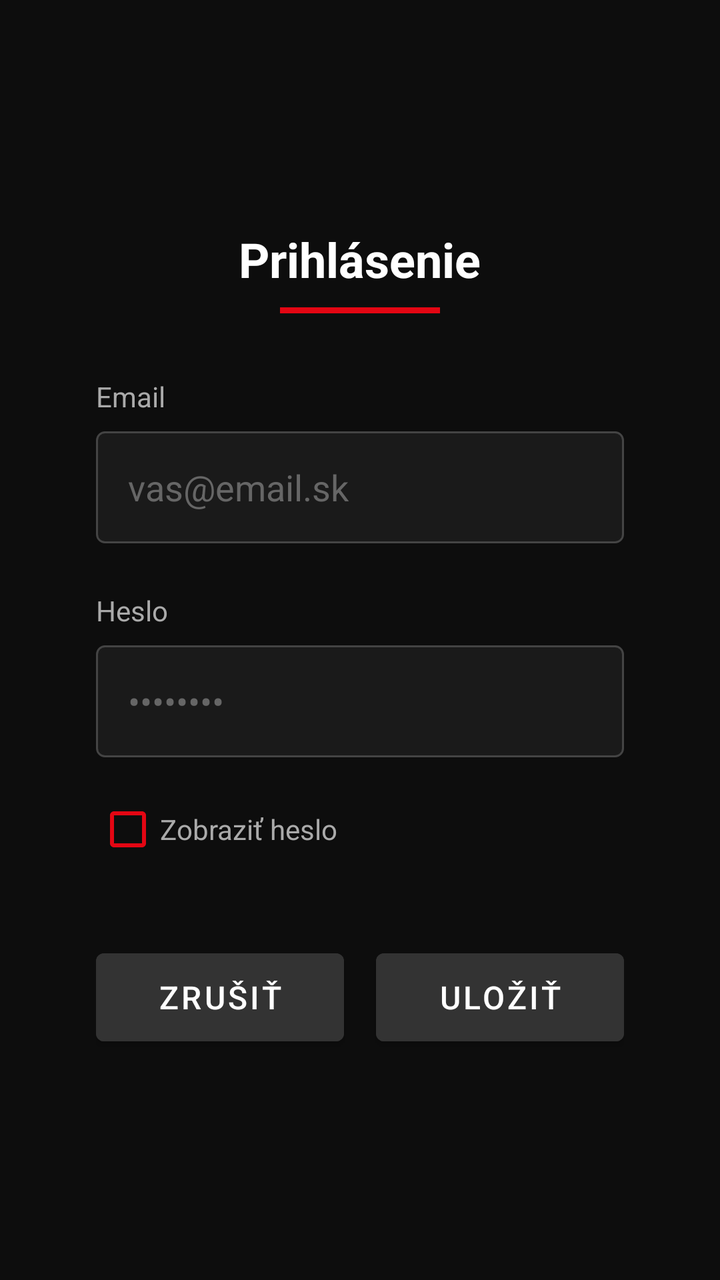
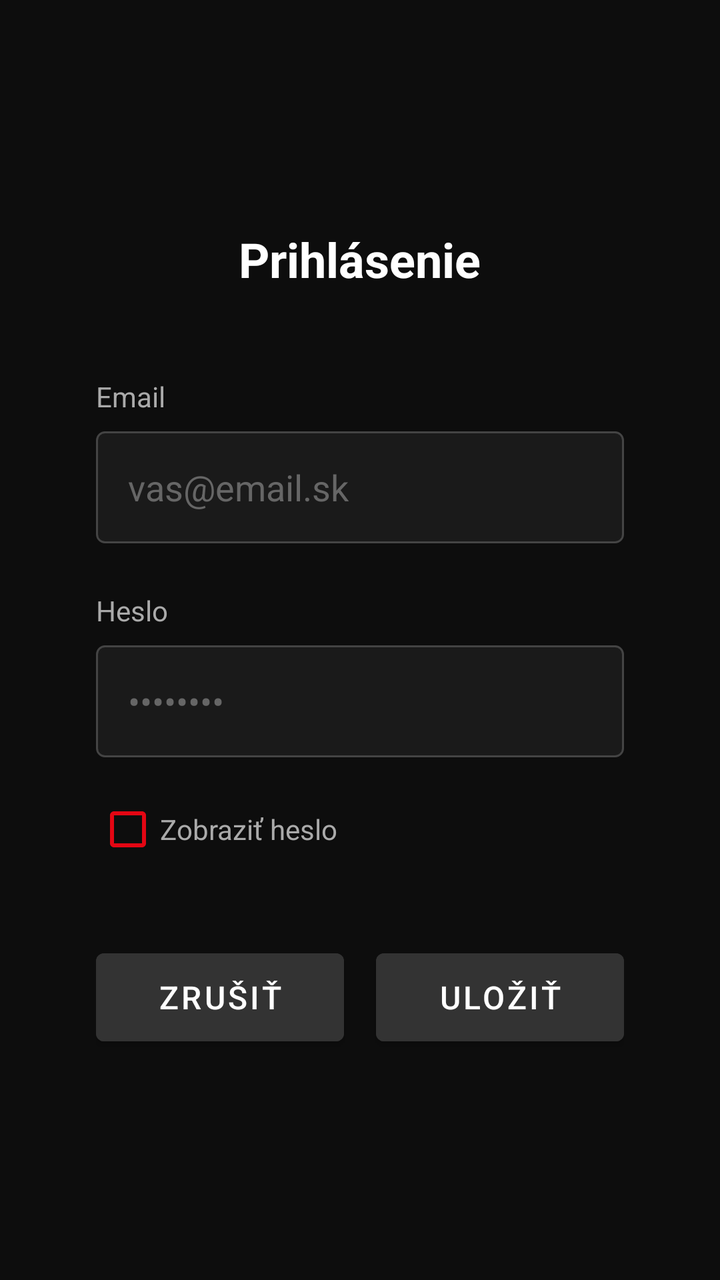

Compare the two renders of this Android layout. The source of the first and the diff that turns it into the second are given below.
<!-- AndroidManifest.xml: application theme Theme.JojPlay -->
<!-- res/layout/activity_settings.xml -->
<?xml version="1.0" encoding="utf-8"?>
<LinearLayout xmlns:android="http://schemas.android.com/apk/res/android"
    android:layout_width="match_parent"
    android:layout_height="match_parent"
    android:orientation="vertical"
    android:gravity="center"
    android:background="#0D0D0D"
    android:padding="48dp">

    <TextView
        android:layout_width="wrap_content"
        android:layout_height="wrap_content"
        android:text="Prihlásenie"
        android:textColor="#FFFFFF"
        android:textSize="24sp"
        android:textStyle="bold"
        android:layout_marginBottom="8dp"/>

    <View
        android:layout_width="80dp"
        android:layout_height="3dp"
        android:background="#E30613"
        android:layout_marginBottom="32dp"/>

    <TextView
        android:layout_width="match_parent"
        android:layout_height="wrap_content"
        android:text="Email"
        android:textColor="#AAAAAA"
        android:textSize="14sp"
        android:layout_marginBottom="8dp"/>

    <EditText
        android:id="@+id/inputEmail"
        android:layout_width="match_parent"
        android:layout_height="56dp"
        android:inputType="textEmailAddress"
        android:hint="vas@email.sk"
        android:textColor="#FFFFFF"
        android:textColorHint="#666666"
        android:background="@drawable/input_bg"
        android:paddingStart="16dp"
        android:paddingEnd="16dp"
        android:textSize="18sp"
        android:layout_marginBottom="24dp"
        android:focusable="true"
        android:focusableInTouchMode="true"
        android:nextFocusDown="@id/inputPassword"/>

    <TextView
        android:layout_width="match_parent"
        android:layout_height="wrap_content"
        android:text="Heslo"
        android:textColor="#AAAAAA"
        android:textSize="14sp"
        android:layout_marginBottom="8dp"/>

    <EditText
        android:id="@+id/inputPassword"
        android:layout_width="match_parent"
        android:layout_height="56dp"
        android:inputType="textPassword"
        android:hint="••••••••"
        android:textColor="#FFFFFF"
        android:textColorHint="#666666"
        android:background="@drawable/input_bg"
        android:paddingStart="16dp"
        android:paddingEnd="16dp"
        android:textSize="18sp"
        android:layout_marginBottom="12dp"
        android:focusable="true"
        android:focusableInTouchMode="true"
        android:nextFocusDown="@id/checkShowPassword"/>

    <CheckBox
        android:id="@+id/checkShowPassword"
        android:layout_width="match_parent"
        android:layout_height="wrap_content"
        android:text="Zobraziť heslo"
        android:textColor="#AAAAAA"
        android:textSize="14sp"
        android:buttonTint="#E30613"
        android:layout_marginBottom="32dp"
        android:focusable="true"
        android:focusableInTouchMode="true"
        android:nextFocusDown="@id/btnSave"/>

    <LinearLayout
        android:layout_width="match_parent"
        android:layout_height="wrap_content"
        android:orientation="horizontal"
        android:gravity="center">

        <Button
            android:id="@+id/btnCancel"
            android:layout_width="0dp"
            android:layout_height="56dp"
            android:layout_weight="1"
            android:layout_marginEnd="16dp"
            android:text="Zrušiť"
            android:textSize="16sp"
            android:backgroundTint="#333333"
            android:focusable="true"
            android:nextFocusRight="@id/btnSave"/>

        <Button
            android:id="@+id/btnSave"
            android:layout_width="0dp"
            android:layout_height="56dp"
            android:layout_weight="1"
            android:text="Uložiť"
            android:textSize="16sp"
            android:backgroundTint="#333333"
            android:focusable="true"
            android:nextFocusLeft="@id/btnCancel"/>

    </LinearLayout>
</LinearLayout>
<!-- resources referenced by this layout -->
<resources>
  <!-- drawable input_bg (drawable) -->
  <?xml version="1.0" encoding="utf-8"?>
  <shape xmlns:android="http://schemas.android.com/apk/res/android"
      android:shape="rectangle">
      <solid android:color="#1A1A1A"/>
      <stroke
          android:width="1dp"
          android:color="#444444"/>
      <corners android:radius="4dp"/>
  </shape>
  <style name="Theme.JojPlay" parent="Theme.MaterialComponents.DayNight.NoActionBar">
          <item name="colorPrimary">#E30613</item>
          <item name="colorPrimaryVariant">#B00010</item>
          <item name="colorOnPrimary">#FFFFFF</item>
          <item name="colorSecondary">#E30613</item>
          <item name="colorAccent">#E30613</item>
          <item name="android:windowBackground">#0D0D0D</item>
          <item name="android:statusBarColor">#000000</item>
          <item name="android:navigationBarColor">#000000</item>
          <item name="strokeColor">#E30613</item>
          <item name="android:listSelector">@drawable/list_selector</item>
          <item name="android:colorFocusedHighlight">#E30613</item>
      </style>
  <!-- drawable list_selector (drawable) -->
  <?xml version="1.0" encoding="utf-8"?>
  <selector xmlns:android="http://schemas.android.com/apk/res/android">
      <item android:state_focused="true">
          <shape>
              <solid android:color="#55E30613"/>
              <corners android:radius="4dp"/>
          </shape>
      </item>
      <item android:drawable="@android:color/transparent"/>
  </selector>
</resources>

<!-- the commit's change to res/layout/activity_settings.xml (unified diff, before → after) -->
@@ -19,7 +19,7 @@
     <View
         android:layout_width="80dp"
         android:layout_height="3dp"
-        android:background="#E30613"
+        android:background=""
         android:layout_marginBottom="32dp"/>
 
     <TextView
